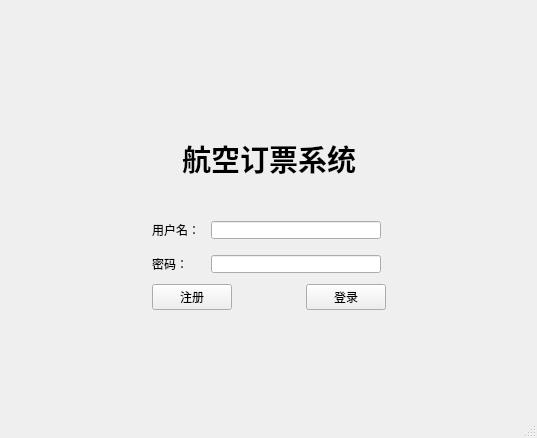
First picture: the form in bookingSystem/mainwindow.ui, repository OurBigHomework/OurHomework, before the edit.
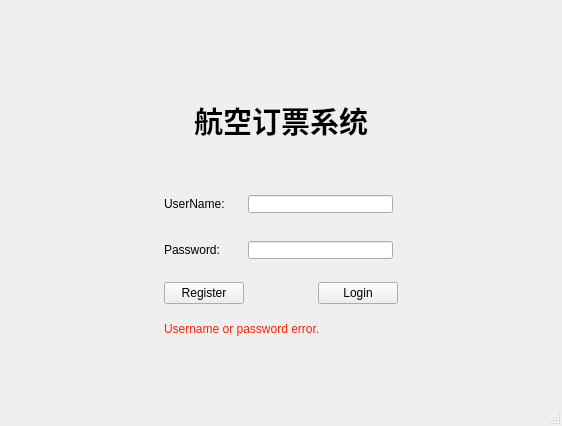
Second picture: the form after the edit.

What changed in the file:
```diff
--- a/bookingSystem/mainwindow.ui
+++ b/bookingSystem/mainwindow.ui
@@ -6,8 +6,8 @@
    <rect>
     <x>0</x>
     <y>0</y>
-    <width>537</width>
-    <height>438</height>
+    <width>562</width>
+    <height>426</height>
    </rect>
   </property>
   <property name="windowTitle">
@@ -31,25 +31,18 @@
       </property>
      </spacer>
     </item>
-    <item row="1" column="0">
-     <spacer name="horizontalSpacer_2">
-      <property name="orientation">
-       <enum>Qt::Horizontal</enum>
-      </property>
-      <property name="sizeHint" stdset="0">
-       <size>
-        <width>76</width>
-        <height>20</height>
-       </size>
-      </property>
-     </spacer>
-    </item>
-    <item row="1" column="1" colspan="2">
+    <item row="1" column="1" rowspan="2">
      <widget class="QWidget" name="widget" native="true">
       <property name="styleSheet">
        <string notr="true"/>
       </property>
       <layout class="QVBoxLayout" name="verticalLayout_4">
+       <property name="spacing">
+        <number>18</number>
+       </property>
+       <property name="bottomMargin">
+        <number>9</number>
+       </property>
        <item>
         <layout class="QVBoxLayout" name="verticalLayout_3">
          <item>
@@ -90,14 +83,14 @@
              <item>
               <widget class="QLabel" name="label_2">
                <property name="text">
-                <string>用户名：</string>
+                <string>UserName:</string>
                </property>
               </widget>
              </item>
              <item>
               <widget class="QLabel" name="label_3">
                <property name="text">
-                <string>密码：</string>
+                <string>Password:</string>
                </property>
               </widget>
              </item>
@@ -128,7 +121,7 @@
            <item>
             <widget class="QPushButton" name="registerButton">
              <property name="text">
-              <string>注册</string>
+              <string>Register</string>
              </property>
             </widget>
            </item>
@@ -148,7 +141,7 @@
            <item>
             <widget class="QPushButton" name="loginButton">
              <property name="text">
-              <string>登录</string>
+              <string>Login</string>
              </property>
             </widget>
            </item>
@@ -156,10 +149,20 @@
          </item>
         </layout>
        </item>
+       <item>
+        <widget class="QLabel" name="warningText">
+         <property name="styleSheet">
+          <string notr="true">color: rgb(255, 32, 3);</string>
+         </property>
+         <property name="text">
+          <string>Username or password error.</string>
+         </property>
+        </widget>
+       </item>
       </layout>
      </widget>
     </item>
-    <item row="1" column="3">
+    <item row="1" column="2">
      <spacer name="horizontalSpacer_3">
       <property name="orientation">
        <enum>Qt::Horizontal</enum>
@@ -172,7 +175,20 @@
       </property>
      </spacer>
     </item>
-    <item row="2" column="2">
+    <item row="2" column="0">
+     <spacer name="horizontalSpacer_2">
+      <property name="orientation">
+       <enum>Qt::Horizontal</enum>
+      </property>
+      <property name="sizeHint" stdset="0">
+       <size>
+        <width>76</width>
+        <height>20</height>
+       </size>
+      </property>
+     </spacer>
+    </item>
+    <item row="3" column="1">
      <spacer name="verticalSpacer_2">
       <property name="orientation">
        <enum>Qt::Vertical</enum>
```
Left out of the diff: 2 changed lines with no effect on the pictures.
